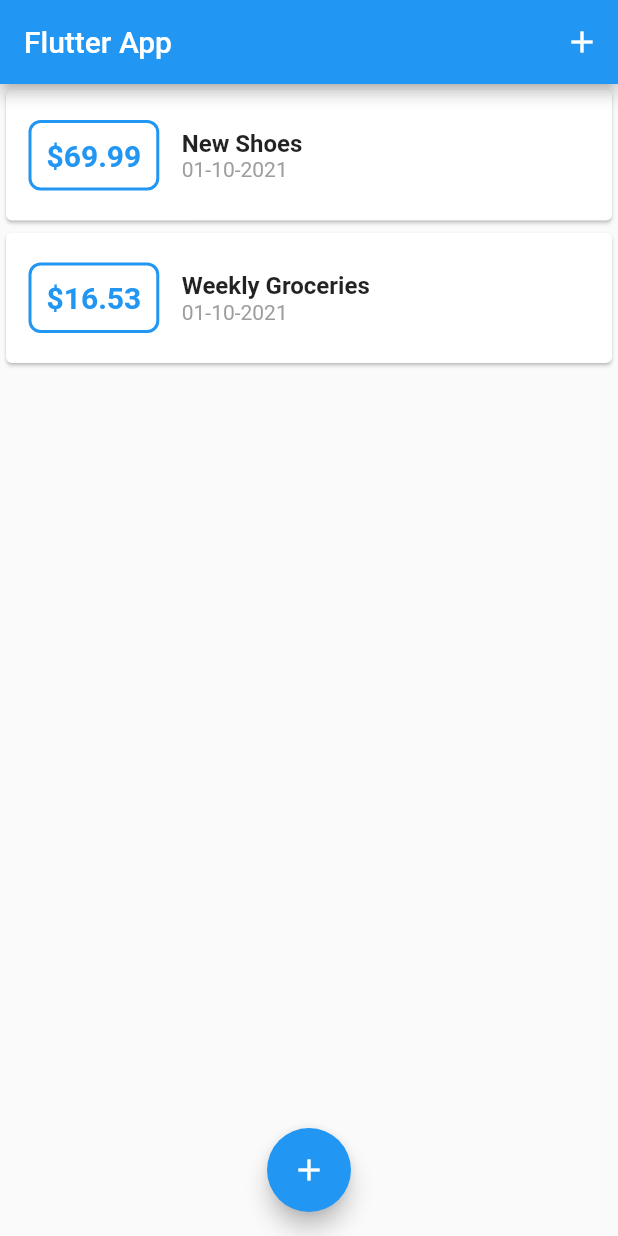
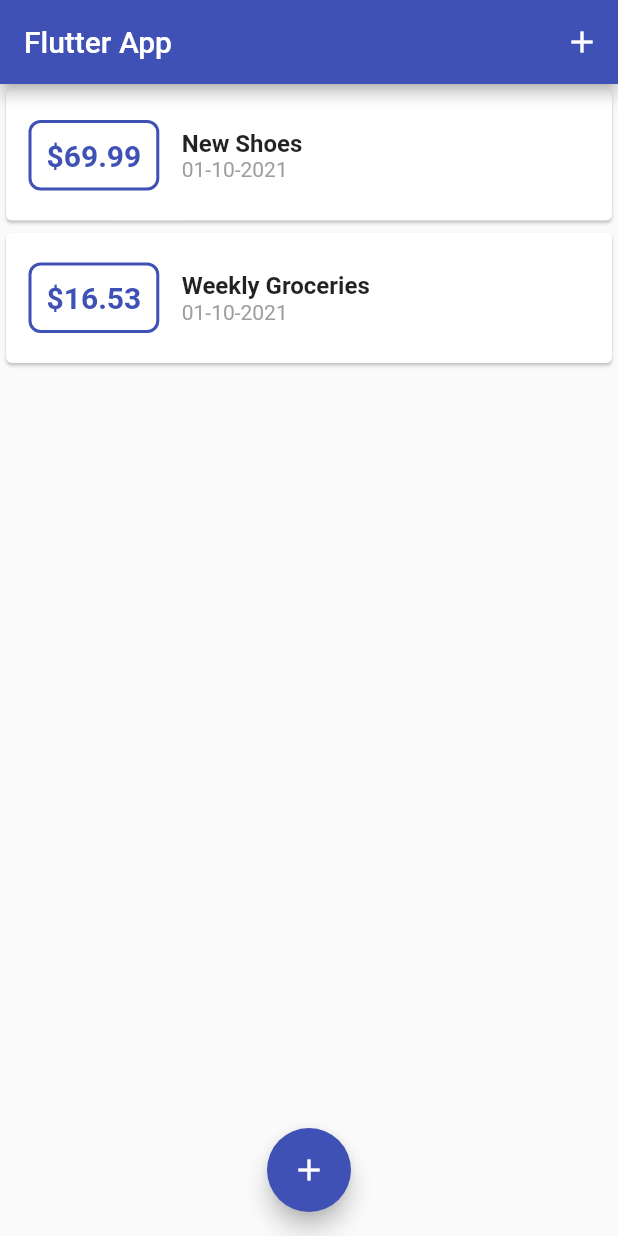
Before and after one commit to huseyintemel/flutterexamples, a Flutter app: the screen it shows after launch, on a phone screen of 412 x 824 dp. Run offline on Flutter 3.47's test engine with Material 2 defaults, Android fonts, the phone set to English and light mode, and no system bars.

Commit message:
Added Theme and primary color

```diff
--- a/lib/main.dart
+++ b/lib/main.dart
@@ -76,6 +76,9 @@ class MyApp extends StatelessWidget {
   Widget build(BuildContext context) {
     return MaterialApp(
       title: 'Flutter App',
+      theme: ThemeData(
+        primarySwatch:Colors.indigo,
+      ),
       home: MyHomePage(),
     );
   }
--- a/lib/widgets/transaction_list.dart
+++ b/lib/widgets/transaction_list.dart
@@ -22,7 +22,7 @@ class TransactionList extends StatelessWidget {
                 ),
                 decoration: BoxDecoration(
                   border: Border.all(
-                    color: Colors.blue,
+                    color: Theme.of(context).primaryColor,
                     width: 2,
                   ),
                   borderRadius: BorderRadius.circular(8),
@@ -30,10 +30,10 @@ class TransactionList extends StatelessWidget {
                 padding: const EdgeInsets.all(10),
                 child: Text(
                   '\$${transactions[index].amount.toStringAsFixed(2)}',
-                  style: const TextStyle(
+                  style: TextStyle(
                     fontWeight: FontWeight.bold,
                     fontSize: 20,
-                    color: Colors.blue,
+                    color: Theme.of(context).primaryColor,
                   ),
                 ),
               ),
```
